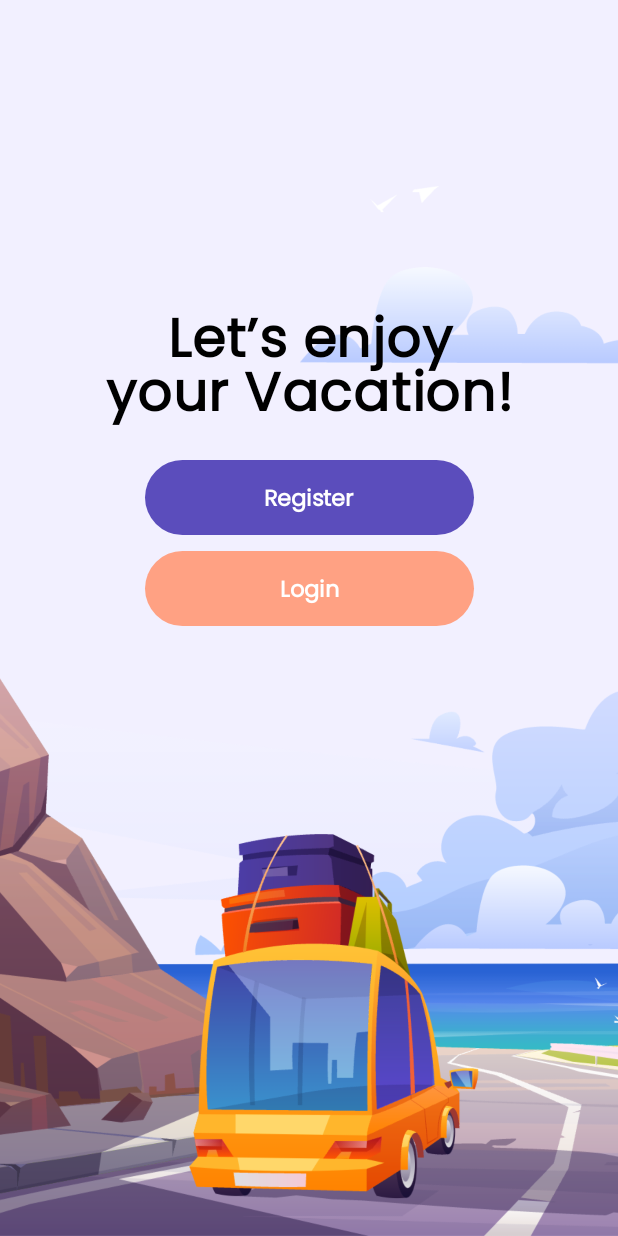
After one commit to coolbl0nde/travel_app, an Android app built with Jetpack Compose: the AuthChoiceScreen screen opened through its navigation route, on a phone screen of 412 x 824 dp. The commit adds this screen. Run offline under Robolectric (Android 15) with nearby library versions, the phone set to English and light mode, and no system bars; our stand-ins replace Dagger/Hilt's generated code.

Commit message:
feat: added navigation and auth choice screen

```diff
--- a/frontend/app/build.gradle.kts
+++ b/frontend/app/build.gradle.kts
@@ -3,6 +3,7 @@ plugins {
     id("org.jetbrains.kotlin.android")
     id ("com.google.dagger.hilt.android")
     id("kotlin-kapt")
+    id("org.jetbrains.kotlin.plugin.serialization")
 }
 
 android {
@@ -79,4 +80,7 @@ dependencies {
     kapt("com.google.dagger:hilt-android-compiler:2.51.1")
     implementation ("androidx.hilt:hilt-navigation-compose:1.2.0")
 
+    implementation ("androidx.navigation:navigation-compose:2.8.5")
+    implementation ("org.jetbrains.kotlinx:kotlinx-serialization-json:1.6.3")
+
 }
--- a/frontend/app/src/main/java/com/example/travelmap/MainActivity.kt
+++ b/frontend/app/src/main/java/com/example/travelmap/MainActivity.kt
@@ -11,6 +11,9 @@ import androidx.compose.runtime.Composable
 import androidx.compose.ui.Modifier
 import androidx.compose.ui.tooling.preview.Preview
 import androidx.core.view.WindowCompat
+import androidx.navigation.compose.rememberNavController
+import com.example.travelmap.presentation.navigation.NavGraph
+import com.example.travelmap.presentation.navigation.WelcomeScreen
 import com.example.travelmap.presentation.welcome.OnboardingItem
 import com.example.travelmap.presentation.welcome.WelcomeScreen
 import com.example.travelmap.ui.theme.TravelMapTheme
@@ -21,10 +24,13 @@ class MainActivity : ComponentActivity() {
     override fun onCreate(savedInstanceState: Bundle?) {
         super.onCreate(savedInstanceState)
         setContent {
+
+            val navHostController = rememberNavController()
+
             TravelMapTheme(
                 dynamicColor = false
             ) {
-                WelcomeScreen()
+                NavGraph(navController = navHostController, startDestination = WelcomeScreen)
             }
         }
     }
--- /dev/null
+++ b/frontend/app/src/main/java/com/example/travelmap/presentation/auth/screens/AuthChoiceScreen.kt
@@ -0,0 +1,107 @@
+package com.example.travelmap.presentation.auth.screens
+
+import androidx.compose.foundation.Image
+import androidx.compose.foundation.background
+import androidx.compose.foundation.layout.Box
+import androidx.compose.foundation.layout.Column
+import androidx.compose.foundation.layout.Spacer
+import androidx.compose.foundation.layout.fillMaxSize
+import androidx.compose.foundation.layout.fillMaxWidth
+import androidx.compose.foundation.layout.height
+import androidx.compose.foundation.layout.padding
+import androidx.compose.foundation.layout.width
+import androidx.compose.material3.Button
+import androidx.compose.material3.ButtonColors
+import androidx.compose.material3.ButtonDefaults
+import androidx.compose.material3.MaterialTheme
+import androidx.compose.material3.Text
+import androidx.compose.runtime.Composable
+import androidx.compose.ui.Alignment
+import androidx.compose.ui.Modifier
+import androidx.compose.ui.graphics.Color
+import androidx.compose.ui.res.painterResource
+import androidx.compose.ui.text.font.Font
+import androidx.compose.ui.text.font.FontFamily
+import androidx.compose.ui.text.font.FontWeight
+import androidx.compose.ui.text.style.TextAlign
+import androidx.compose.ui.tooling.preview.Preview
+import androidx.compose.ui.unit.dp
+import androidx.compose.ui.unit.sp
+import com.example.travelmap.R
+import com.example.travelmap.ui.theme.TravelMapTheme
+
+@Composable
+fun AuthChoiceScreen () {
+    Box(
+        modifier = Modifier
+            .background(MaterialTheme.colorScheme.secondary)
+            .fillMaxSize()
+    ){
+        Image(
+            painter = painterResource(id = R.drawable.bg_auth),
+            contentDescription = null,
+            modifier = Modifier.fillMaxSize(),
+            alignment = Alignment.BottomCenter
+        )
+
+        Column (
+            horizontalAlignment = Alignment.CenterHorizontally,
+            modifier = Modifier.fillMaxWidth()
+        ) {
+            Spacer(modifier = Modifier.padding(100.dp))
+
+            Text(
+                text = "Let’s enjoy\nyour Vacation!",
+                textAlign = TextAlign.Center,
+                fontFamily = FontFamily(Font(R.font.poppins)),
+                fontWeight = FontWeight(700),
+                fontSize = 36.sp,
+                lineHeight = 36.sp
+            )
+
+            Spacer(modifier = Modifier.padding(10.dp))
+
+            Button(
+                onClick = { /*TODO*/ },
+                modifier = Modifier
+                    .width(219.dp)
+                    .height(50.dp)
+            ) {
+                Text(
+                    text = "Register",
+                    fontFamily = FontFamily(Font(R.font.poppins)),
+                    fontSize = 15.sp,
+                    fontWeight = FontWeight(700)
+                )
+            }
+
+            Spacer(modifier = Modifier.padding(5.dp))
+
+            Button(
+                onClick = { /*TODO*/ },
+                modifier = Modifier
+                    .width(219.dp)
+                    .height(50.dp),
+                colors = ButtonDefaults.buttonColors(
+                    containerColor = Color(0xFFFFA183)
+                )
+                ) {
+                Text(
+                    text = "Login",
+                    fontFamily = FontFamily(Font(R.font.poppins)),
+                    fontSize = 15.sp,
+                    fontWeight = FontWeight(700)
+                )
+            }
+        }
+
+    }
+}
+
+@Preview
+@Composable
+fun AuthChoiceScreenPreview(){
+    TravelMapTheme {
+        AuthChoiceScreen()
+    }
+}
--- /dev/null
+++ b/frontend/app/src/main/java/com/example/travelmap/presentation/navigation/NavGraph.kt
@@ -0,0 +1,23 @@
+package com.example.travelmap.presentation.navigation
+
+import androidx.compose.runtime.Composable
+import androidx.navigation.NavDestination
+import androidx.navigation.NavHostController
+import androidx.navigation.compose.NavHost
+import androidx.navigation.compose.composable
+import com.example.travelmap.presentation.auth.screens.AuthChoiceScreen
+import com.example.travelmap.presentation.welcome.WelcomeScreen
+
+@Composable
+fun NavGraph (navController: NavHostController, startDestination: Any) {
+
+    NavHost(navController = navController, startDestination = WelcomeScreen) {
+        composable<WelcomeScreen> {
+            WelcomeScreen(navController = navController)
+        }
+
+        composable<AuthChoiceScreen> {
+            AuthChoiceScreen()
+        }
+    }
+}
--- /dev/null
+++ b/frontend/app/src/main/java/com/example/travelmap/presentation/navigation/Screens.kt
@@ -0,0 +1,9 @@
+package com.example.travelmap.presentation.navigation
+
+import kotlinx.serialization.Serializable
+
+@Serializable
+object WelcomeScreen
+
+@Serializable
+object AuthChoiceScreen
--- a/frontend/build.gradle.kts
+++ b/frontend/build.gradle.kts
@@ -3,4 +3,6 @@ plugins {
     id("com.android.application") version "8.2.2" apply false
     id("org.jetbrains.kotlin.android") version "1.9.0" apply false
     id("com.google.dagger.hilt.android") version "2.51.1" apply false
+    id("org.jetbrains.kotlin.plugin.serialization") version "1.8.10" apply false
+
 }
```
Also changed, not shown: frontend/app/src/main/java/com/example/travelmap/presentation/auth/screens/RegisterScreen.kt (added, +22 -0 lines), frontend/app/src/main/java/com/example/travelmap/presentation/welcome/WelcomeScreen.kt (+8 -1 lines), frontend/app/src/main/java/com/example/travelmap/ui/theme/Color.kt (+4 -7 lines), frontend/app/src/main/java/com/example/travelmap/ui/theme/Theme.kt (+7 -7 lines), frontend/app/src/main/res/drawable/bg_auth.png (added), frontend/app/src/main/res/drawable/bg_car_auth.png (added).
